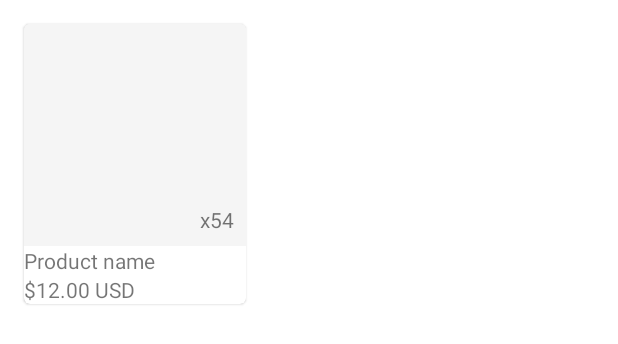
After one commit to Bikcodeh/Nilo-Partner, an Android app: the layout item_product.xml on its own in the app's theme, with its tools: preview values and no code run, on a phone screen of 412 x 824 dp. The commit adds this screen. Shown: the top 344 px of the screen. Run offline under Robolectric (Android 15) with nearby library versions, the phone set to English and light mode, and no system bars.

Commit message:
create item product layout and config components for main activity

```diff
--- /dev/null
+++ b/app/src/main/res/layout/item_product.xml
@@ -0,0 +1,51 @@
+<?xml version="1.0" encoding="utf-8"?>
+<com.google.android.material.card.MaterialCardView xmlns:android="http://schemas.android.com/apk/res/android"
+    android:layout_width="wrap_content"
+    android:layout_height="wrap_content"
+    xmlns:app="http://schemas.android.com/apk/res-auto"
+    xmlns:tools="http://schemas.android.com/tools"
+    android:layout_margin="@dimen/common_padding_margin">
+
+    <androidx.constraintlayout.widget.ConstraintLayout
+        android:layout_width="wrap_content"
+        android:layout_height="wrap_content">
+
+        <androidx.appcompat.widget.AppCompatImageView
+            android:id="@+id/imgProduct"
+            android:layout_width="@dimen/product_img_width"
+            android:layout_height="0dp"
+            android:background="@color/white_smoke"
+            app:layout_constraintStart_toStartOf="parent"
+            app:layout_constraintTop_toTopOf="parent"
+            app:layout_constraintDimensionRatio="1:1" />
+
+        <com.google.android.material.textview.MaterialTextView
+            android:id="@+id/tvQuantity"
+            android:layout_width="wrap_content"
+            android:layout_height="wrap_content"
+            android:padding="@dimen/common_padding_min"
+            app:layout_constraintEnd_toEndOf="@+id/imgProduct"
+            app:layout_constraintBottom_toBottomOf="@+id/imgProduct"
+            tools:text="x54"/>
+
+        <com.google.android.material.textview.MaterialTextView
+            android:id="@+id/tvName"
+            android:layout_width="0dp"
+            android:layout_height="wrap_content"
+            app:layout_constraintStart_toStartOf="parent"
+            app:layout_constraintEnd_toEndOf="parent"
+            app:layout_constraintTop_toBottomOf="@+id/imgProduct"
+            tools:text="Product name"/>
+
+        <com.google.android.material.textview.MaterialTextView
+            android:id="@+id/tvPrice"
+            android:layout_width="0dp"
+            android:layout_height="wrap_content"
+            app:layout_constraintStart_toStartOf="parent"
+            app:layout_constraintEnd_toEndOf="parent"
+            app:layout_constraintTop_toBottomOf="@+id/tvName"
+            tools:text="$12.00 USD"/>
+
+    </androidx.constraintlayout.widget.ConstraintLayout>
+
+</com.google.android.material.card.MaterialCardView>
--- /dev/null
+++ b/app/src/main/res/values-night/dimens.xml
@@ -0,0 +1,6 @@
+<?xml version="1.0" encoding="utf-8"?>
+<resources>
+    <dimen name="common_padding_margin">8dp</dimen>
+    <dimen name="product_img_width">148dp</dimen>
+    <dimen name="product_img_height">8dp</dimen>
+</resources>
--- /dev/null
+++ b/app/src/main/res/values-night/strings.xml
@@ -0,0 +1,4 @@
+<?xml version="1.0" encoding="utf-8"?>
+<resources>
+    <string name="loading">Loading</string>
+</resources>
--- a/app/src/main/res/values/colors.xml
+++ b/app/src/main/res/values/colors.xml
@@ -20,4 +20,5 @@
     <color name="yellow_a400_dark">#c7b800</color>
 
     <color name="light_blu_800_dark">#004c8c</color>
+    <color name="white_smoke">#f5f5f5</color>
 </resources>
--- /dev/null
+++ b/app/src/main/res/values/dimens.xml
@@ -0,0 +1,7 @@
+<?xml version="1.0" encoding="utf-8"?>
+<resources>
+    <dimen name="common_padding_margin">16dp</dimen>
+    <dimen name="product_img_width">148dp</dimen>
+    <dimen name="product_img_height">8dp</dimen>
+    <dimen name="common_padding_min">8dp</dimen>
+</resources>
--- a/app/src/main/res/values/strings.xml
+++ b/app/src/main/res/values/strings.xml
@@ -1,3 +1,5 @@
 <resources>
     <string name="app_name">Nilo partner</string>
+    <string name="create_product">Create</string>
+    <string name="loading">Loading</string>
 </resources>
```
Also changed, not shown: app/src/main/res/drawable/ic_add_circle_outline.xml (added, +10 -0 lines), app/src/main/res/layout/activity_main.xml (+28 -12 lines).
